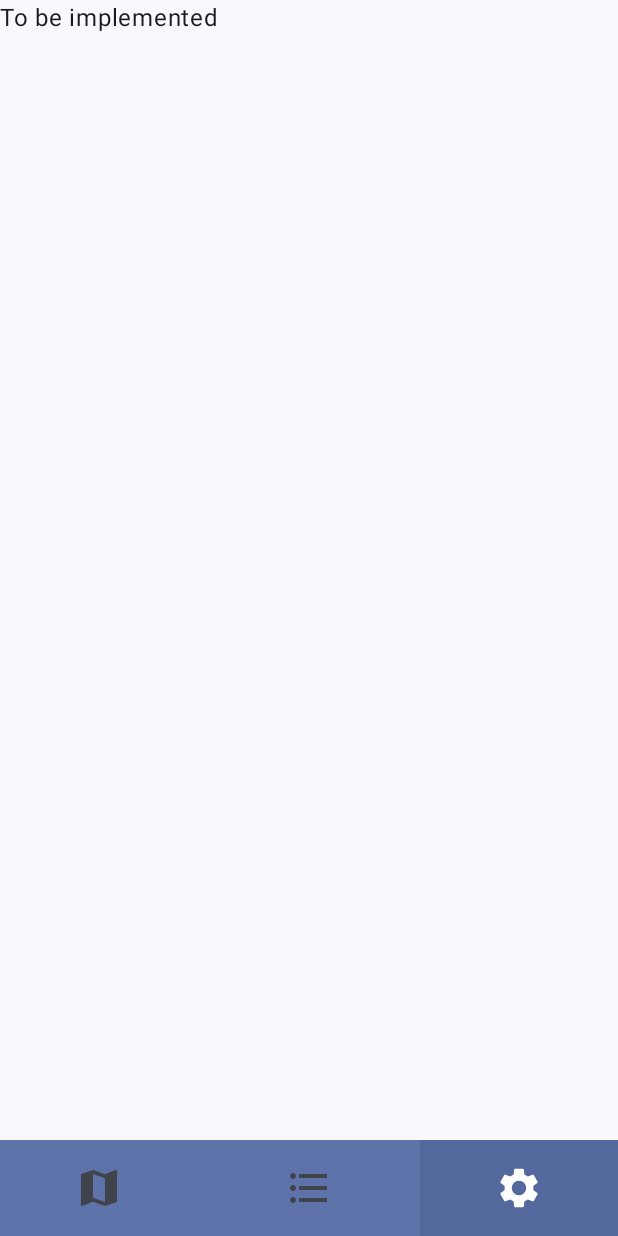
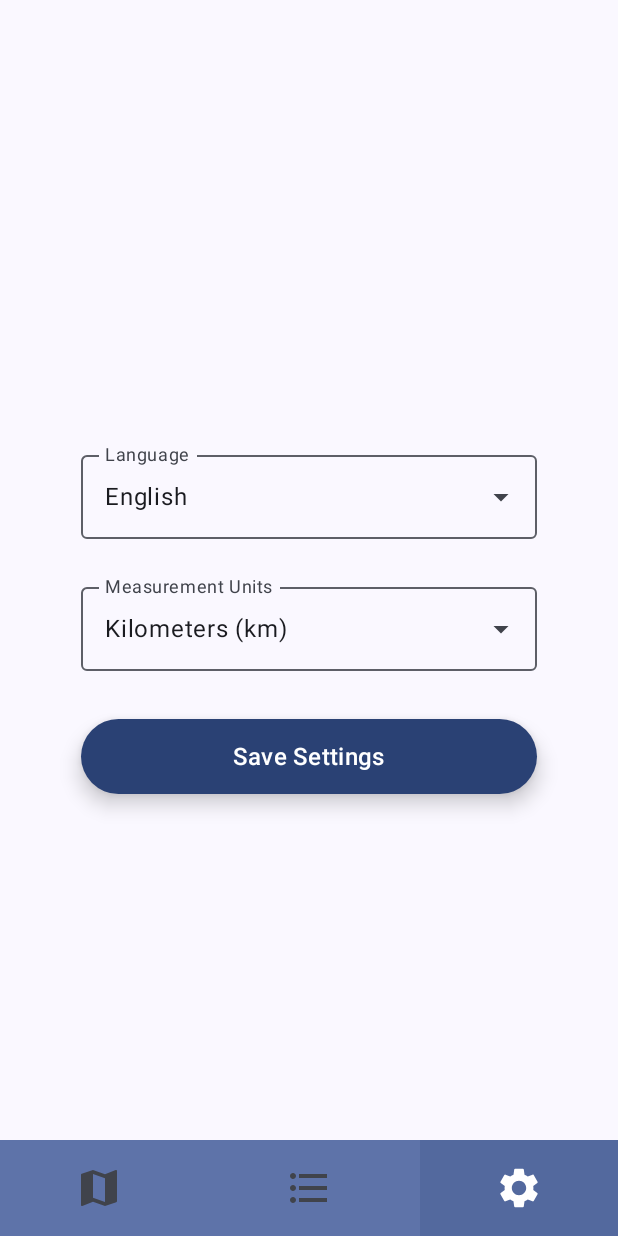
Before and after one commit to TianK003/PhysicalActivityTracker_android, an Android app built with Jetpack Compose: the SettingsScreen screen opened through its navigation route, on a phone screen of 412 x 824 dp. Run offline under Robolectric (Android 15) with nearby library versions, the light colour scheme and no system bars.

Commit message:
Started working on settings and locality features

```diff
--- a/app/build.gradle.kts
+++ b/app/build.gradle.kts
@@ -63,6 +63,9 @@ dependencies {
     implementation(libs.navigation.compose)
     implementation(libs.kotlin.serialization)
     implementation(libs.androidx.lifecycle.viewmodel.compose)
+    // datastore
+    implementation(libs.androidx.datastore.preferences)
+    implementation(libs.androidx.datastore.preferences.core)
 }
 
 secrets {
--- /dev/null
+++ b/app/src/main/java/mau/se/physicalactivitytracker/data/settings/UserPreferencesRepository.kt
@@ -0,0 +1,44 @@
+package mau.se.physicalactivitytracker.data
+
+import android.content.Context
+import androidx.datastore.core.DataStore
+import androidx.datastore.preferences.core.*
+import androidx.datastore.preferences.preferencesDataStore
+import kotlinx.coroutines.flow.Flow
+import kotlinx.coroutines.flow.map
+
+val Context.dataStore: DataStore<Preferences> by preferencesDataStore(name = "user_prefs")
+
+class UserPreferencesRepository(context: Context) {
+    private val dataStore = context.dataStore
+
+    companion object {
+        private val SELECTED_LANGUAGE = stringPreferencesKey("selected_language")
+        private val USE_IMPERIAL_UNITS = booleanPreferencesKey("use_imperial_units")
+
+        const val DEFAULT_LANGUAGE = "en"
+        const val DEFAULT_UNITS = false
+    }
+
+    val languagePreference: Flow<String> = dataStore.data
+        .map { preferences ->
+            preferences[SELECTED_LANGUAGE] ?: DEFAULT_LANGUAGE
+        }
+
+    val unitsPreference: Flow<Boolean> = dataStore.data
+        .map { preferences ->
+            preferences[USE_IMPERIAL_UNITS] ?: DEFAULT_UNITS
+        }
+
+    suspend fun setLanguage(languageCode: String) {
+        dataStore.edit { preferences ->
+            preferences[SELECTED_LANGUAGE] = languageCode
+        }
+    }
+
+    suspend fun setUseImperialUnits(useImperial: Boolean) {
+        dataStore.edit { preferences ->
+            preferences[USE_IMPERIAL_UNITS] = useImperial
+        }
+    }
+}
--- a/app/src/main/java/mau/se/physicalactivitytracker/ui/screens/SettingsScreen.kt
+++ b/app/src/main/java/mau/se/physicalactivitytracker/ui/screens/SettingsScreen.kt
@@ -1,9 +1,165 @@
 package mau.se.physicalactivitytracker.ui.screens
 
-import androidx.compose.material3.Text
-import androidx.compose.runtime.Composable
+import androidx.compose.foundation.layout.*
+import androidx.compose.material3.*
+import androidx.compose.runtime.*
+import androidx.compose.ui.Alignment
+import androidx.compose.ui.Modifier
+import androidx.compose.ui.unit.dp
+import androidx.lifecycle.compose.collectAsStateWithLifecycle
+import androidx.lifecycle.viewmodel.compose.viewModel
+import mau.se.physicalactivitytracker.viewmodels.SettingsViewModel
 
 @Composable
 fun SettingsScreen() {
-    Text("To be implemented")
+    val viewModel: SettingsViewModel = viewModel()
+    val currentLanguage by viewModel.languagePreference.collectAsStateWithLifecycle(initialValue = "en")
+    val useImperialUnits by viewModel.unitsPreference.collectAsStateWithLifecycle(initialValue = false)
+
+    // Local draft states
+    var draftLanguage by remember { mutableStateOf(currentLanguage) }
+    var draftUnits by remember { mutableStateOf(useImperialUnits) }
+
+    // Sync drafts when preferences change
+    LaunchedEffect(currentLanguage, useImperialUnits) {
+        draftLanguage = currentLanguage
+        draftUnits = useImperialUnits
+    }
+
+    Column(
+        modifier = Modifier
+            .fillMaxSize()
+            .padding(16.dp),
+        horizontalAlignment = Alignment.CenterHorizontally,
+        verticalArrangement = Arrangement.Center
+    ) {
+        // Language Dropdown
+        Box(modifier = Modifier.fillMaxWidth(0.8f)) {
+            LanguageDropdown(
+                currentLanguage = draftLanguage,
+                onLanguageSelected = { draftLanguage = it }
+            )
+        }
+
+        Spacer(modifier = Modifier.height(24.dp))
+
+        // Units Dropdown
+        Box(modifier = Modifier.fillMaxWidth(0.8f)) {
+            UnitsDropdown(
+                useImperial = draftUnits,
+                onUnitsSelected = { draftUnits = it }
+            )
+        }
+
+        Spacer(modifier = Modifier.height(32.dp))
+
+        // Save Button
+        Button(
+            onClick = {
+                viewModel.setLanguage(draftLanguage)
+                viewModel.setUseImperialUnits(draftUnits)
+            },
+            modifier = Modifier
+                .fillMaxWidth(0.8f)
+                .height(50.dp),
+            elevation = ButtonDefaults.buttonElevation(
+                defaultElevation = 8.dp,
+                pressedElevation = 4.dp
+            )
+        ) {
+            Text(
+                "Save Settings",
+                style = MaterialTheme.typography.titleMedium
+            )
+        }
+    }
 }
+
+
+@OptIn(ExperimentalMaterial3Api::class)
+@Composable
+private fun LanguageDropdown(
+    currentLanguage: String,
+    onLanguageSelected: (String) -> Unit
+) {
+    var expanded by remember { mutableStateOf(false) }
+    val languages = mapOf(
+        "en" to "English",
+        "sv" to "Svenska"
+    )
+
+    ExposedDropdownMenuBox(
+        expanded = expanded,
+        onExpandedChange = { expanded = it }
+    ) {
+        OutlinedTextField(
+            readOnly = true,
+            value = languages[currentLanguage] ?: "English",
+            onValueChange = {},
+            label = { Text("Language") },
+            trailingIcon = { ExposedDropdownMenuDefaults.TrailingIcon(expanded = expanded) },
+            modifier = Modifier
+                .fillMaxWidth()
+                .menuAnchor()
+        )
+
+        ExposedDropdownMenu(
+            expanded = expanded,
+            onDismissRequest = { expanded = false }
+        ) {
+            languages.forEach { (code, name) ->
+                DropdownMenuItem(
+                    text = { Text(name) },
+                    onClick = {
+                        onLanguageSelected(code)
+                        expanded = false
+                    }
+                )
+            }
+        }
+    }
+}
+
+@OptIn(ExperimentalMaterial3Api::class)
+@Composable
+private fun UnitsDropdown(
+    useImperial: Boolean,
+    onUnitsSelected: (Boolean) -> Unit
+) {
+    var expanded by remember { mutableStateOf(false) }
+    val units = mapOf(
+        false to "Kilometers (km)",
+        true to "Miles (mi)"
+    )
+
+    ExposedDropdownMenuBox(
+        expanded = expanded,
+        onExpandedChange = { expanded = it }
+    ) {
+        OutlinedTextField(
+            readOnly = true,
+            value = units[useImperial] ?: "Kilometers (km)",
+            onValueChange = {},
+            label = { Text("Measurement Units") },
+            trailingIcon = { ExposedDropdownMenuDefaults.TrailingIcon(expanded = expanded) },
+            modifier = Modifier
+                .fillMaxWidth()
+                .menuAnchor()
+        )
+
+        ExposedDropdownMenu(
+            expanded = expanded,
+            onDismissRequest = { expanded = false }
+        ) {
+            units.forEach { (isImperial, name) ->
+                DropdownMenuItem(
+                    text = { Text(name) },
+                    onClick = {
+                        onUnitsSelected(isImperial)
+                        expanded = false
+                    }
+                )
+            }
+        }
+    }
+}
--- /dev/null
+++ b/app/src/main/java/mau/se/physicalactivitytracker/ui/viewmodels/SettingsViewModel.kt
@@ -0,0 +1,28 @@
+package mau.se.physicalactivitytracker.viewmodels
+
+import android.app.Application
+import androidx.lifecycle.AndroidViewModel
+import androidx.lifecycle.viewModelScope
+import kotlinx.coroutines.launch
+import mau.se.physicalactivitytracker.data.UserPreferencesRepository
+
+
+class SettingsViewModel(application: Application) : AndroidViewModel(application) {
+    private val repository = UserPreferencesRepository(application)
+
+    val languagePreference = repository.languagePreference
+    val unitsPreference = repository.unitsPreference
+
+    fun setLanguage(languageCode: String) {
+        viewModelScope.launch {
+            repository.setLanguage(languageCode)
+            // Add locale change handling here if needed
+        }
+    }
+
+    fun setUseImperialUnits(useImperial: Boolean) {
+        viewModelScope.launch {
+            repository.setUseImperialUnits(useImperial)
+        }
+    }
+}
--- a/gradle/libs.versions.toml
+++ b/gradle/libs.versions.toml
@@ -13,7 +13,8 @@ secretsGradlePlugin = "2.0.1"
 navigationCompose = "2.8.9"
 kotlinSerialization = "1.8.0"
 lifecycleViewmodelCompose = "2.8.7"
-
+preferences="1.1.5"
+datastore="1.0.0"
 
 [libraries]
 androidx-core-ktx = { group = "androidx.core", name = "core-ktx", version.ref = "coreKtx" }
@@ -35,6 +36,9 @@ secrets-gradle-plugin = { module = "com.google.android.libraries.mapsplatform.se
 navigation-compose  = { group = "androidx.navigation", name = "navigation-compose", version.ref = "navigationCompose" }
 kotlin-serialization = { group = "org.jetbrains.kotlinx", name = "kotlinx-serialization-json", version.ref = "kotlinSerialization" }
 androidx-lifecycle-viewmodel-compose = { group = "androidx.lifecycle", name = "lifecycle-viewmodel-compose", version.ref = "lifecycleViewmodelCompose" }
+androidx-datastore = {group = "androidx.datastore", name = "datastore-preferences", version.ref = "preferences"}
+androidx-datastore-preferences = { group = "androidx.datastore", name = "datastore-preferences", version.ref = "datastore" }
+androidx-datastore-preferences-core = { group = "androidx.datastore", name = "datastore-preferences-core", version.ref = "datastore" }
 
 [plugins]
 android-application = { id = "com.android.application", version.ref = "agp" }
```
Also changed, not shown: app/src/main/res/values/strings.xml (+7 -0 lines).
